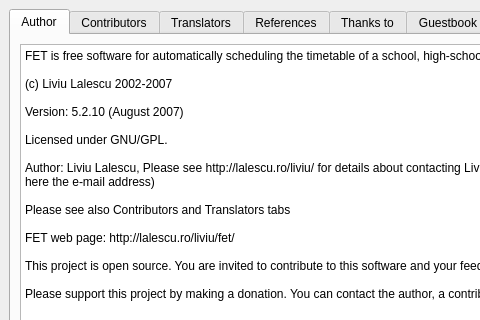
First picture: the form in fet/src/interface/helpaboutform_template.ui, repository vonmecheln/fet, before the edit; both pictures show x 0 to 480 and y 0 to 320 of the 707 by 409 pixel window.
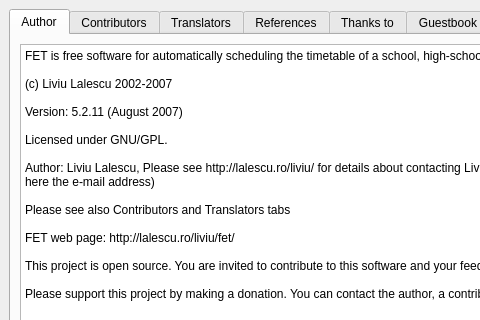
Second picture: the form after the edit. The open tabs and pages were chosen to show the change.

```diff
--- a/fet/src/interface/helpaboutform_template.ui
+++ b/fet/src/interface/helpaboutform_template.ui
@@ -69,7 +69,7 @@
 &lt;p style="-qt-paragraph-type:empty; margin-top:0px; margin-bottom:0px; margin-left:0px; margin-right:0px; -qt-block-indent:0; text-indent:0px;">&lt;/p>
 &lt;p style=" margin-top:0px; margin-bottom:0px; margin-left:0px; margin-right:0px; -qt-block-indent:0; text-indent:0px;">(c) Liviu Lalescu 2002-2007&lt;/p>
 &lt;p style="-qt-paragraph-type:empty; margin-top:0px; margin-bottom:0px; margin-left:0px; margin-right:0px; -qt-block-indent:0; text-indent:0px;">&lt;/p>
-&lt;p style=" margin-top:0px; margin-bottom:0px; margin-left:0px; margin-right:0px; -qt-block-indent:0; text-indent:0px;">Version: 5.2.10 (August 2007)&lt;/p>
+&lt;p style=" margin-top:0px; margin-bottom:0px; margin-left:0px; margin-right:0px; -qt-block-indent:0; text-indent:0px;">Version: 5.2.11 (August 2007)&lt;/p>
 &lt;p style="-qt-paragraph-type:empty; margin-top:0px; margin-bottom:0px; margin-left:0px; margin-right:0px; -qt-block-indent:0; text-indent:0px;">&lt;/p>
 &lt;p style=" margin-top:0px; margin-bottom:0px; margin-left:0px; margin-right:0px; -qt-block-indent:0; text-indent:0px;">Licensed under GNU/GPL.&lt;/p>
 &lt;p style="-qt-paragraph-type:empty; margin-top:0px; margin-bottom:0px; margin-left:0px; margin-right:0px; -qt-block-indent:0; text-indent:0px;">&lt;/p>
```
